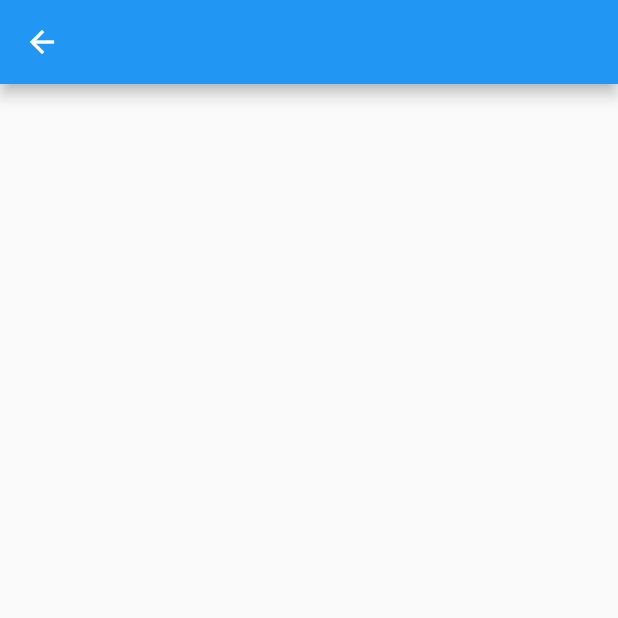
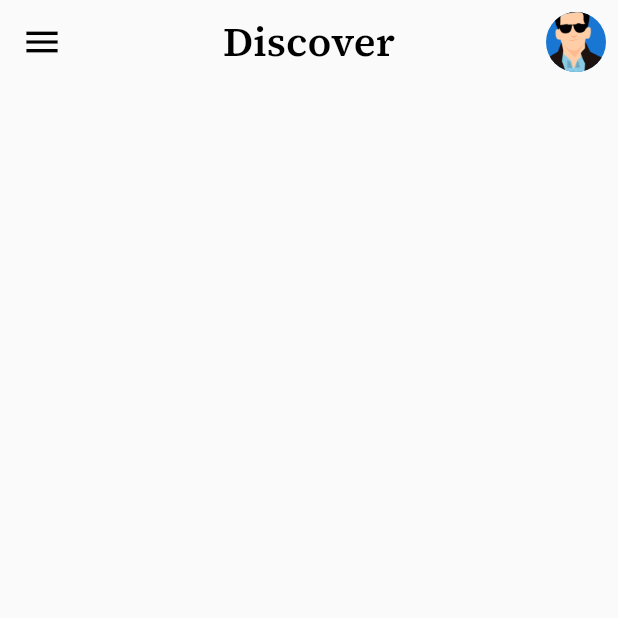
Before and after one commit to Manojkc15/Travel_App, a Flutter app: the screen it shows after launch, after a tap on "Let's Go!", on a phone screen of 412 x 824 dp, the top half of it. Run offline on Flutter 3.47's test engine with Material 2 defaults, Android fonts, the light colour scheme and no system bars; our stand-ins replace google_fonts, page_transition.

Commit message:
appbar implementation

```diff
--- a/lib/Screens/discover_screen.dart
+++ b/lib/Screens/discover_screen.dart
@@ -1,4 +1,5 @@
 import 'package:flutter/material.dart';
+import 'package:google_fonts/google_fonts.dart';
 
 class DiscoverScreen extends StatelessWidget {
   const DiscoverScreen({Key? key}) : super(key: key);
@@ -6,7 +7,32 @@ class DiscoverScreen extends StatelessWidget {
   @override
   Widget build(BuildContext context) {
     return Scaffold(
-      appBar: AppBar(),
+      appBar: AppBar(
+        centerTitle: true,
+        backgroundColor: Colors.transparent,
+        elevation: 0,
+        title: Text(
+          "Discover",
+          style: GoogleFonts.sourceSerifPro(
+            fontSize: 27.0,
+            color: Colors.black,
+            fontWeight: FontWeight.w600,
+          ),
+        ),
+        leading: const Icon(
+          Icons.menu,
+          color: Colors.black,
+          size: 28.0,
+        ),
+        actions: [
+          Container(
+            padding: const EdgeInsets.only(right: 8.0),
+            child: const CircleAvatar(
+              backgroundImage: AssetImage("assets/images/avatar.png"),
+            ),
+          ),
+        ],
+      ),
     );
   }
 }
```
Also changed, not shown: assets/images/avatar.png (added), assets/images/mountain1.png (added).
